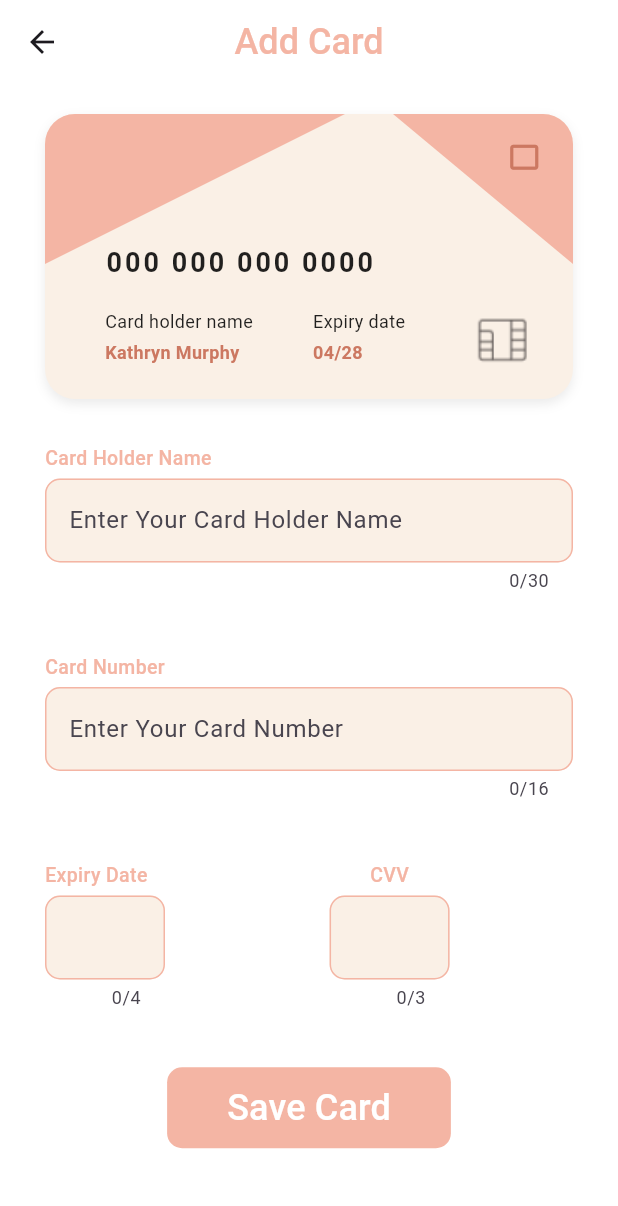
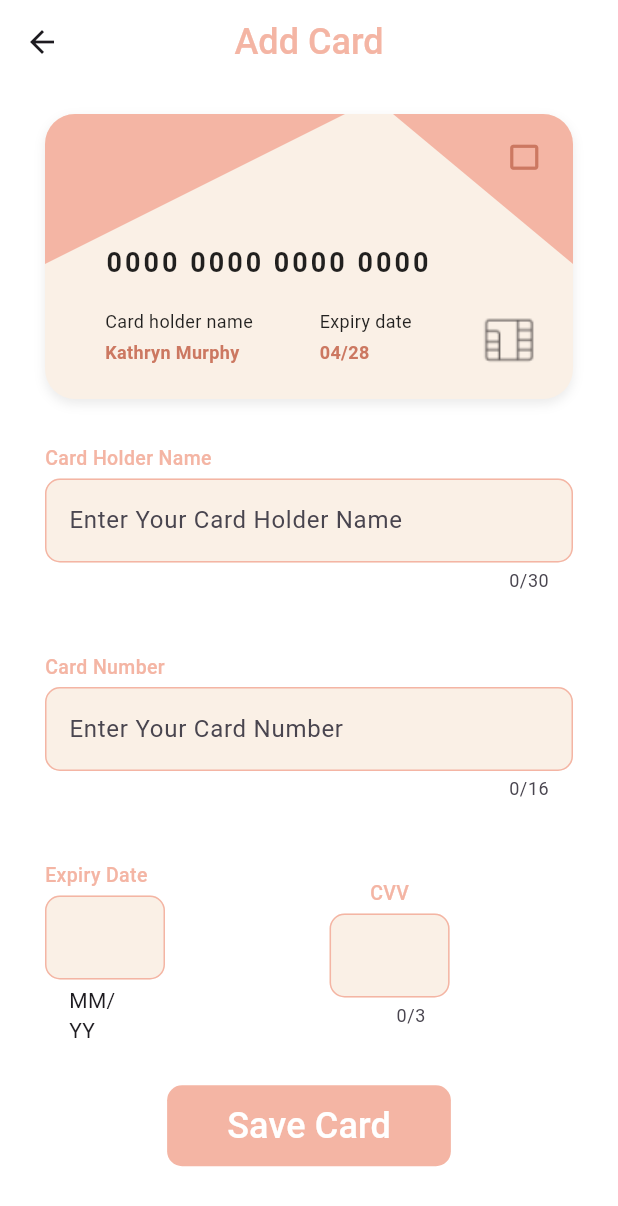
Before and after one commit to tokaahmed345/simple_payment, a Flutter app: the PaymentCardView screen opened by its route, on a phone screen of 412 x 824 dp. Shown: the top 1206 px of the screen. Run offline on Flutter 3.47's test engine with Material 3 defaults, Android fonts, the light colour scheme and no system bars; our stand-ins replace get.

Commit message:
UI almost done and ready to integrate with firebase
- still remain the validation format of card number

```diff
--- a/lib/feature/payment/presentation/view/pages/payment_card_view.dart
+++ b/lib/feature/payment/presentation/view/pages/payment_card_view.dart
@@ -13,7 +13,7 @@ class PaymentCardView extends StatelessWidget {
           "Add Card",
         ),
       ),
-      body: const PaymentCardViewBody(),
+      body:  PaymentCardViewBody(),
     );
   }
 }
--- a/lib/feature/payment/presentation/view/widgets/build_card_item.dart
+++ b/lib/feature/payment/presentation/view/widgets/build_card_item.dart
@@ -1,11 +1,15 @@
 import 'package:flutter/material.dart';
+import 'package:get/get.dart';
 import 'package:simplepaymentcard/core/utils/colors/colors.dart';
 import 'package:simplepaymentcard/core/utils/styles/style.dart';
 import 'package:simplepaymentcard/feature/payment/presentation/view/widgets/diagonal_clipper_right.dart';
 import 'package:simplepaymentcard/feature/payment/presentation/view/widgets/diagonal_clipper_left.dart';
+import 'package:simplepaymentcard/feature/payment/presentation/view_model/card_controller.dart';
 
 class BuildCardItem extends StatelessWidget {
-  const BuildCardItem({super.key});
+  BuildCardItem({super.key});
+
+  final CardController cardController = Get.put(CardController());
 
   @override
   Widget build(BuildContext context) {
@@ -15,12 +19,12 @@ class BuildCardItem extends StatelessWidget {
       decoration: BoxDecoration(
         borderRadius: BorderRadius.circular(20),
         color: AppColors.beige,
-        boxShadow:const [
+        boxShadow: const [
           BoxShadow(
             color: Color.fromRGBO(0, 0, 0, 0.08),
             // color: Colors.black.withOpacity(0.08),  // deprecated
             blurRadius: 6,
-            offset:  Offset(0, 3),
+            offset: Offset(0, 3),
           ),
         ],
       ),
@@ -75,10 +79,12 @@ class BuildCardItem extends StatelessWidget {
                 crossAxisAlignment: CrossAxisAlignment.start,
                 children: [
                   const Spacer(flex: 7),
-                  const Text(
-                    '000 000 000 0000',
+                  GetX(builder: (CardController cardController) {
+                    return Text(
+                      cardController.cardNumber.value,
                       style: AppStyles.textStyle18,
-                  ),
+                    );
+                  }),
                   const SizedBox(height: 10),
                   Row(
                     mainAxisAlignment: MainAxisAlignment.start,
@@ -91,14 +97,21 @@ class BuildCardItem extends StatelessWidget {
                             style: AppStyles.textStyle12,
                           ),
                           const SizedBox(height: 4),
-                          Text(
-                            'Kathryn Murphy',
+                          GetX(builder: (CardController cardController) {
+                            return SizedBox(
+                              width: MediaQuery.of(context).size.width * 0.25,
+                              child: Text(
+                                cardController.cardHolderName.value,
                                 style: AppStyles.textStyle12.copyWith(
                                   fontSize: 12,
                                   fontWeight: FontWeight.bold,
                                   color: AppColors.teracotta,
                                 ),
+                                maxLines: 1,
+                                overflow: TextOverflow.ellipsis,
                               ),
+                            );
+                          }),
                         ],
                       ),
                       const SizedBox(
@@ -112,14 +125,16 @@ class BuildCardItem extends StatelessWidget {
                             style: AppStyles.textStyle12,
                           ),
                           const SizedBox(height: 4),
-                          Text(
-                            '04/28',
+                          GetX(builder: (CardController cardController) {
+                            return Text(
+                              cardController.expiryDate.value,
                               style: AppStyles.textStyle12.copyWith(
                                 fontSize: 12,
                                 fontWeight: FontWeight.bold,
                                 color: AppColors.teracotta,
                               ),
-                          ),
+                            );
+                          }),
                         ],
                       ),
                       const SizedBox(
--- /dev/null
+++ b/lib/feature/payment/presentation/view/widgets/build_expiry_date_item.dart
@@ -0,0 +1,57 @@
+import 'package:flutter/material.dart';
+import 'package:flutter/services.dart';
+import 'package:simplepaymentcard/feature/payment/presentation/view/widgets/custom_text.dart';
+import 'package:simplepaymentcard/feature/payment/presentation/view/widgets/custom_textfeild.dart';
+import 'package:simplepaymentcard/feature/payment/presentation/view_model/card_controller.dart';
+
+class BuildExpiryDateTxtField extends StatelessWidget {
+  const BuildExpiryDateTxtField({super.key, this.cardController});
+  final  CardController? cardController;
+
+  @override
+  Widget build(BuildContext context) {
+    return Column(
+                        crossAxisAlignment: CrossAxisAlignment.start,
+                        children: [
+                          const CustomText(text: "Expiry Date"),
+                          const SizedBox(height: 4),
+                          CustomTextFeild(
+                            maxLength: 5,
+                            onChanged: (value) {
+                              // Handle expiry date input
+                              cardController?.updateExpiryDate(value);
+                            },
+                            textAlign: TextAlign.center,
+                            keyboardType: TextInputType.number,
+                            inputFormatters: [
+                              // Limit input to digits and slash
+                              FilteringTextInputFormatter.allow(
+                                  RegExp(r'[0-9/]')),
+                              LengthLimitingTextInputFormatter(5),
+                              // Add a custom formatter to insert slash automatically
+                              TextInputFormatter.withFunction(
+                                  (oldValue, newValue) {
+                                var text = newValue.text;
+                                if (text.length == 2 && !text.contains('/')) {
+                                  // Auto-insert slash after 2 digits
+                                  text = '$text/';
+                                }
+                                return TextEditingValue(
+                                  text: text,
+                                  selection: TextSelection.collapsed(
+                                      offset: text.length),
+                                );
+                              }),
+                            ],
+                            buildCounter: (BuildContext context,
+                                {int? currentLength,
+                                bool? isFocused,
+                                int? maxLength}) {
+                              // Always show "4", regardless of currentLength
+                              return const Text('MM/YY');
+                            },
+                          ),
+                        ],
+                      );
+  }
+}
--- a/lib/feature/payment/presentation/view/widgets/custom_textfeild.dart
+++ b/lib/feature/payment/presentation/view/widgets/custom_textfeild.dart
@@ -1,16 +1,28 @@
 // ignore_for_file: public_member_api_docs, sort_constructors_first
 import 'package:flutter/material.dart';
+import 'package:flutter/services.dart';
 
 import 'package:simplepaymentcard/core/utils/colors/colors.dart';
 
 class CustomTextFeild extends StatelessWidget {
-  const CustomTextFeild({
+   CustomTextFeild({
     super.key,
     this.text,
     this.maxLength,
+    this.onChanged,
+    this.inputFormatters ,
+    this.keyboardType,
+    this.textAlign ,
+    this.buildCounter,
   });
   final String? text;
   final int? maxLength;
+  final void Function(String)? onChanged;
+  final List<TextInputFormatter>? inputFormatters;
+  final TextInputType? keyboardType;
+  final TextAlign? textAlign;
+  final Widget Function(BuildContext, {int? currentLength, bool? isFocused, int? maxLength})? buildCounter;
+
 
   @override
   Widget build(BuildContext context) {
@@ -36,6 +48,12 @@ class CustomTextFeild extends StatelessWidget {
         filled: true,
       ),
       maxLength: maxLength ?? 30,
+      onChanged: onChanged,
+      inputFormatters: inputFormatters,
+      keyboardType: keyboardType,
+      textAlign:textAlign?? TextAlign.start,
+      buildCounter: buildCounter,
+
     );
   }
 }
--- a/lib/feature/payment/presentation/view/widgets/payment_card_view_body.dart
+++ b/lib/feature/payment/presentation/view/widgets/payment_card_view_body.dart
@@ -1,12 +1,18 @@
 import 'package:flutter/material.dart';
+import 'package:flutter/services.dart';
+import 'package:get/get_instance/get_instance.dart';
+import 'package:get/route_manager.dart';
 import 'package:simplepaymentcard/core/utils/styles/style.dart';
 import 'package:simplepaymentcard/feature/payment/presentation/view/widgets/build_card_item.dart';
+import 'package:simplepaymentcard/feature/payment/presentation/view/widgets/build_expiry_date_item.dart';
 
 import 'package:simplepaymentcard/feature/payment/presentation/view/widgets/custom_text.dart';
 import 'package:simplepaymentcard/feature/payment/presentation/view/widgets/custom_textfeild.dart';
+import 'package:simplepaymentcard/feature/payment/presentation/view_model/card_controller.dart';
 
 class PaymentCardViewBody extends StatelessWidget {
-  const PaymentCardViewBody({super.key});
+  PaymentCardViewBody({super.key});
+  final CardController cardController = Get.put(CardController());
 
   @override
   Widget build(BuildContext context) {
@@ -18,7 +24,7 @@ class PaymentCardViewBody extends StatelessWidget {
             child: Column(
               crossAxisAlignment: CrossAxisAlignment.start,
               children: [
-                const BuildCardItem(),
+                BuildCardItem(),
                 const SizedBox(
                   height: 30,
                 ),
@@ -26,35 +32,36 @@ class PaymentCardViewBody extends StatelessWidget {
                   text: "Card Holder Name",
                 ),
                 const SizedBox(height: 4),
-                const CustomTextFeild(
+                CustomTextFeild(
                   text: "Enter Your Card Holder Name",
+                  onChanged: (value) {
+                    // Handle card holder name input
+                    cardController.updateCardHolderName(value);
+                  },
                 ),
                 const SizedBox(height: 40),
                 const CustomText(
                   text: "Card Number",
                 ),
                 const SizedBox(height: 4),
-                const CustomTextFeild(
+                CustomTextFeild(
                   text: "Enter Your Card Number",
                   maxLength: 16,
+                  onChanged: (value) {
+                    // Handle card number input
+                    cardController.updateCardNumber(value);
+                  },
                 ),
                 const SizedBox(height: 40),
-                const Row(
+                Row(
                   children: [
                     SizedBox(
                       width: 80,
-                      child: Column(
-                        crossAxisAlignment: CrossAxisAlignment.start,
-                        children: [
-                          CustomText(text: "Expiry Date"),
-                          SizedBox(height: 4),
-                          CustomTextFeild(
-                            maxLength: 4,
-                          ),
-                        ],
+                      child: BuildExpiryDateTxtField(
+                        cardController: cardController,
                       ),
                     ),
-                    Spacer(
+                    const Spacer(
                       flex: 4,
                     ),
                     SizedBox(
@@ -62,17 +69,23 @@ class PaymentCardViewBody extends StatelessWidget {
                       child: Column(
                         crossAxisAlignment: CrossAxisAlignment.start,
                         children: [
-                          Align(
+                          const Align(
                               alignment: Alignment.center,
                               child: CustomText(text: "CVV")),
-                          SizedBox(height: 4),
+                          const SizedBox(height: 4),
                           CustomTextFeild(
                             maxLength: 3,
+                            onChanged: (value) {
+                              // Handle CVV input
+                              cardController.updateCvv(value);
+                            },
+                            textAlign: TextAlign.center,
+                            keyboardType: TextInputType.number,
                           ),
                         ],
                       ),
                     ),
-                    Spacer(
+                    const Spacer(
                       flex: 3,
                     ),
                   ],
--- /dev/null
+++ b/lib/feature/payment/presentation/view_model/card_controller.dart
@@ -0,0 +1,27 @@
+import 'package:get/get.dart';
+
+class CardController extends GetxController {
+
+RxString cardHolderName = 'Kathryn Murphy'.obs;
+RxString cardNumber = '0000 0000 0000 0000'.obs;
+RxString expiryDate = '04/28'.obs;
+RxString cvv = ''.obs;
+
+  void updateCardHolderName(String name) {
+    cardHolderName.value = name;
+  }
+
+  void updateCardNumber(String number) {
+    cardNumber.value = number;
+  }
+
+  void updateExpiryDate(String date) {
+    expiryDate.value = date;
+  }
+
+  void updateCvv(String cvvCode) {
+    cvv.value = cvvCode;
+  }
+
+
+}
```
Lines whose indentation alone changed are shown as unchanged.
